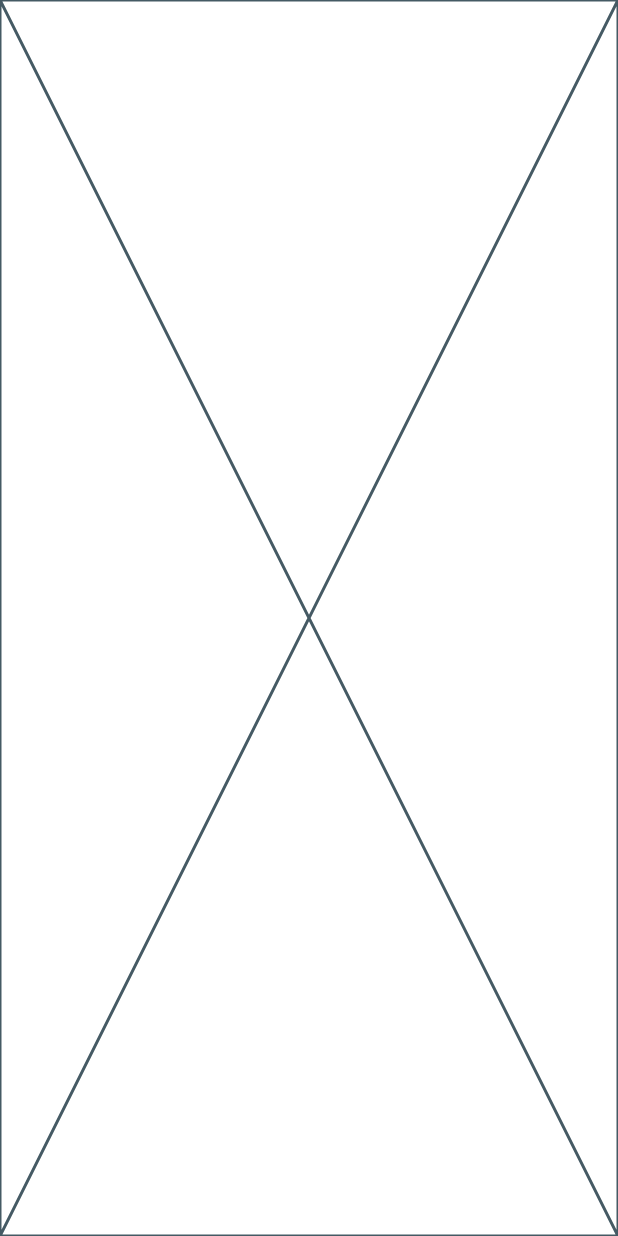
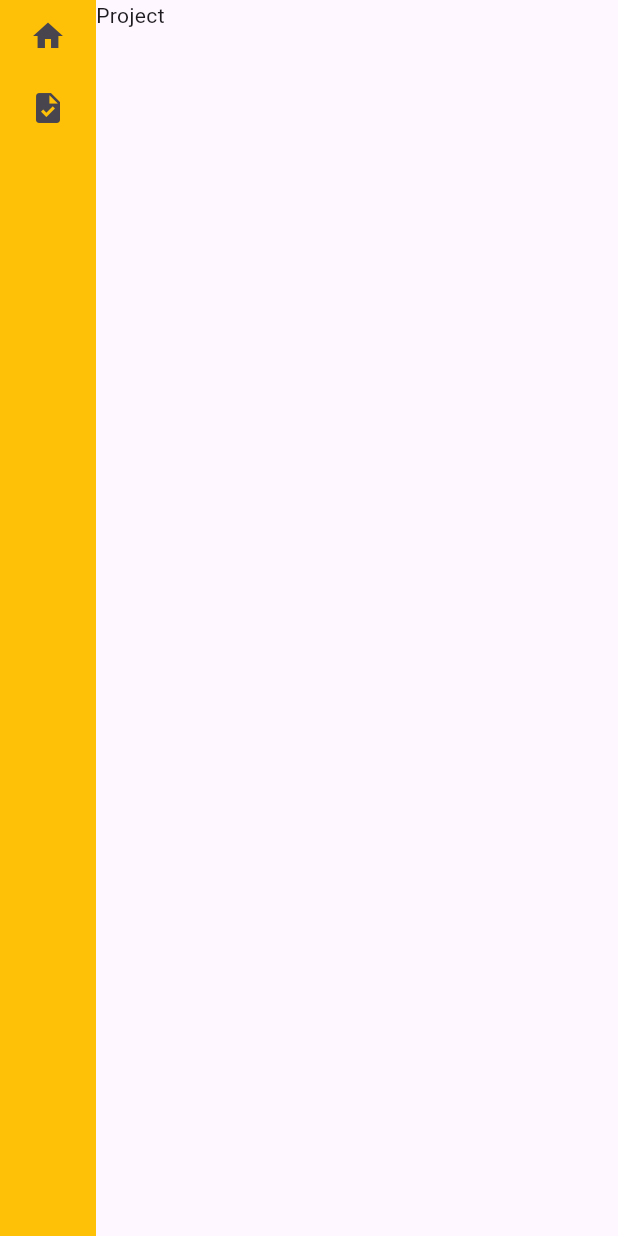
Before and after one commit to borisdulov/kaban_frontend, a Flutter app: the screen it shows after launch, on a phone screen of 412 x 824 dp. Run offline on Flutter 3.47's test engine with Material 3 defaults, Android fonts, the phone set to English and light mode, and no system bars; our stand-ins replace go_router.

Commit message:
✨ Добавлен класс роутера и фича отвечающая за навбар

```diff
--- /dev/null
+++ b/lib/core/router/navigation_key.dart
@@ -0,0 +1,5 @@
+import 'package:flutter/material.dart';
+
+abstract final class NavigationKey {
+  static final GlobalKey<NavigatorState> root = GlobalKey();
+}
--- /dev/null
+++ b/lib/core/router/router_config.dart
@@ -0,0 +1,33 @@
+import 'package:flutter/widgets.dart';
+import 'package:go_router/go_router.dart';
+import 'package:kaban_frontend/core/router/navigation_key.dart';
+import 'package:kaban_frontend/feature/navigation/presentation/page/navigation_page.dart';
+import 'package:kaban_frontend/feature/project/presentation/page/project_page.dart';
+
+abstract final class AppRouter {
+  static final config = GoRouter(
+    navigatorKey: NavigationKey.root,
+    initialLocation: ProjectPage.path,
+    routes: [
+      StatefulShellRoute.indexedStack(
+          builder: (context, state, navigationShell) =>
+              NavigationPage(navigationShell: navigationShell),
+          branches: [
+            StatefulShellBranch(routes: [
+              GoRoute(
+                path: ProjectPage.path,
+                name: ProjectPage.name,
+                builder: (context, state) => ProjectPage(),
+              )
+            ]),
+            StatefulShellBranch(routes: [
+              GoRoute(
+                path: '/placeholder',
+                name: 'Placeholder',
+                builder: (context, state) => Placeholder(),
+              )
+            ])
+          ])
+    ],
+  );
+}
--- /dev/null
+++ b/lib/feature/navigation/presentation/page/navigation_page.dart
@@ -0,0 +1,33 @@
+import 'package:flutter/material.dart';
+import 'package:go_router/go_router.dart';
+
+class NavigationPage extends StatelessWidget {
+  const NavigationPage({super.key, required this.navigationShell});
+
+  final StatefulNavigationShell navigationShell;
+
+  @override
+  Widget build(BuildContext context) {
+    return Scaffold(
+      body: Row(
+        children: [
+          Container(
+            width: 64,
+            color: Colors.amber,
+            child: Column(
+              children: [
+                IconButton(
+                    onPressed: () => navigationShell.goBranch(0),
+                    icon: Icon(Icons.home)),
+                IconButton(
+                    onPressed: () => navigationShell.goBranch(1),
+                    icon: Icon(Icons.task)),
+              ],
+            ),
+          ),
+          Expanded(child: navigationShell)
+        ],
+      ),
+    );
+  }
+}
--- /dev/null
+++ b/lib/feature/project/presentation/page/project_page.dart
@@ -0,0 +1,13 @@
+import 'package:flutter/widgets.dart';
+
+class ProjectPage extends StatelessWidget {
+  const ProjectPage({super.key});
+
+  static const String name = 'Project';
+  static const String path = '/project';
+
+  @override
+  Widget build(BuildContext context) {
+    return const Text('Project');
+  }
+}
--- a/lib/main.dart
+++ b/lib/main.dart
@@ -1,4 +1,5 @@
 import 'package:flutter/material.dart';
+import 'package:kaban_frontend/core/router/router_config.dart';
 
 void main() {
   runApp(const MyApp());
@@ -9,13 +10,8 @@ class MyApp extends StatelessWidget {
 
   @override
   Widget build(BuildContext context) {
-    return MaterialApp(
-      title: 'Flutter Demo',
-      theme: ThemeData(
-        colorScheme: ColorScheme.fromSeed(seedColor: Colors.deepPurple),
-        useMaterial3: true,
-      ),
-      home: Placeholder(),
+    return MaterialApp.router(
+      routerConfig: AppRouter.config,
     );
   }
 }
```
